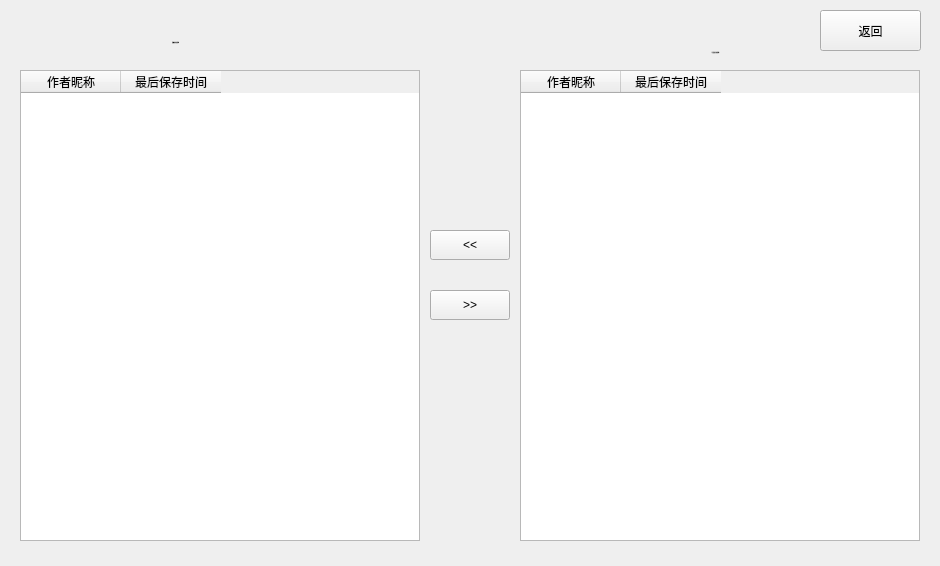
Before: the Qt Designer form GUI/VIews/ViewDataManagement.ui in JQKdiantang/kuaishou, drawn with Qt 5.
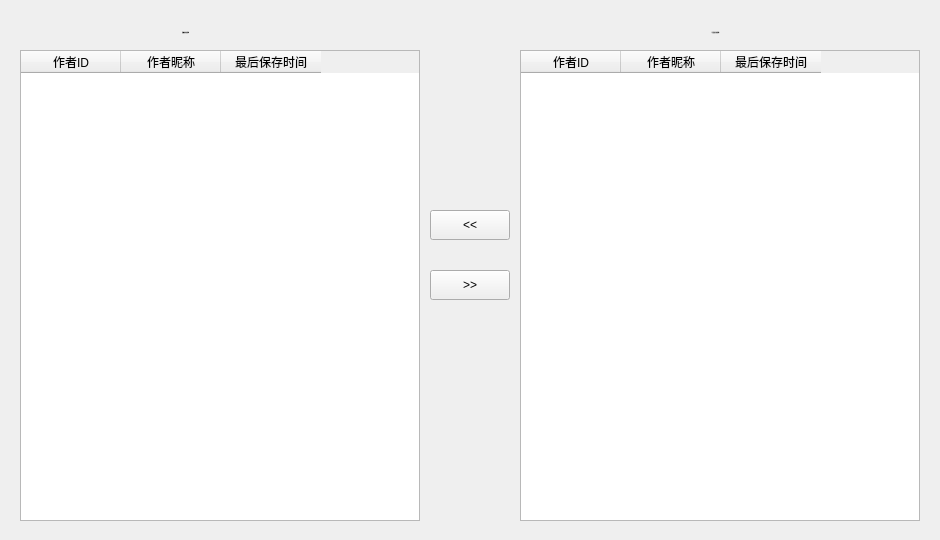
After: the same form once the commit is applied.

Patch:
```diff
--- a/GUI/VIews/ViewDataManagement.ui
+++ b/GUI/VIews/ViewDataManagement.ui
@@ -7,7 +7,7 @@
     <x>0</x>
     <y>0</y>
     <width>940</width>
-    <height>566</height>
+    <height>540</height>
    </rect>
   </property>
   <property name="windowTitle">
@@ -21,7 +21,7 @@
     <property name="geometry">
      <rect>
       <x>20</x>
-      <y>70</y>
+      <y>50</y>
       <width>400</width>
       <height>471</height>
      </rect>
@@ -35,6 +35,11 @@
     <attribute name="verticalHeaderVisible">
      <bool>false</bool>
     </attribute>
+    <column>
+     <property name="text">
+      <string>作者ID</string>
+     </property>
+    </column>
     <column>
      <property name="text">
       <string>作者昵称</string>
@@ -49,8 +54,8 @@
    <widget class="QLabel" name="label_2">
     <property name="geometry">
      <rect>
-      <x>110</x>
-      <y>30</y>
+      <x>120</x>
+      <y>20</y>
       <width>131</width>
       <height>25</height>
      </rect>
@@ -74,7 +79,7 @@
     <property name="geometry">
      <rect>
       <x>650</x>
-      <y>40</y>
+      <y>20</y>
       <width>131</width>
       <height>25</height>
      </rect>
@@ -94,24 +99,11 @@
      <set>Qt::AlignCenter</set>
     </property>
    </widget>
-   <widget class="QPushButton" name="btnClose">
-    <property name="geometry">
-     <rect>
-      <x>820</x>
-      <y>10</y>
-      <width>101</width>
-      <height>41</height>
-     </rect>
-    </property>
-    <property name="text">
-     <string>返回</string>
-    </property>
-   </widget>
    <widget class="QTableWidget" name="tw_author_2">
     <property name="geometry">
      <rect>
       <x>520</x>
-      <y>70</y>
+      <y>50</y>
       <width>400</width>
       <height>471</height>
      </rect>
@@ -125,6 +117,11 @@
     <attribute name="verticalHeaderVisible">
      <bool>false</bool>
     </attribute>
+    <column>
+     <property name="text">
+      <string>作者ID</string>
+     </property>
+    </column>
     <column>
      <property name="text">
       <string>作者昵称</string>
@@ -140,7 +137,7 @@
     <property name="geometry">
      <rect>
       <x>430</x>
-      <y>230</y>
+      <y>210</y>
       <width>80</width>
       <height>30</height>
      </rect>
@@ -153,7 +150,7 @@
     <property name="geometry">
      <rect>
       <x>430</x>
-      <y>290</y>
+      <y>270</y>
       <width>80</width>
       <height>30</height>
      </rect>
```
Left out of the diff: 4 changed lines with no effect on the pictures.
